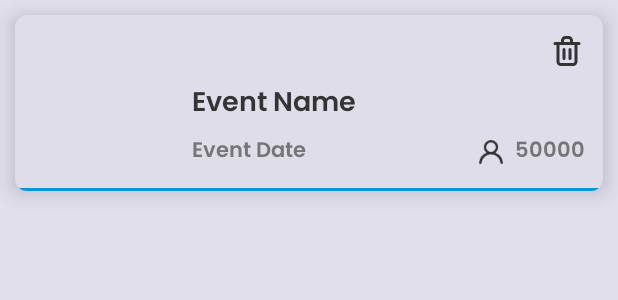
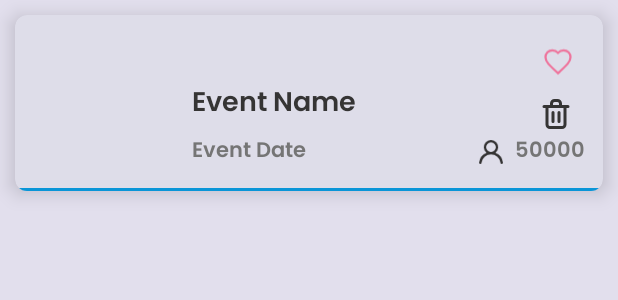
Before and after one commit to rotemIsFriend/Guestify, an Android app: the layout dashboard_item.xml on its own in the app's theme, with its tools: preview values and no code run, on a phone screen of 412 x 824 dp. Shown: the top 300 px of the screen. Run offline under Robolectric (Android 15) with nearby library versions, the phone set to English and light mode, and no system bars.

Commit message:
New Fragment- Favorite events fragment

```diff
--- a/app/build.gradle.kts
+++ b/app/build.gradle.kts
@@ -45,7 +45,7 @@ dependencies {
     implementation(libs.konfetti)
 // Lottie for advanced loading animations
     implementation(libs.lottie)
-
+    implementation("androidx.constraintlayout:constraintlayout:2.1.4")
     implementation(libs.androidx.core.ktx)
     implementation(libs.androidx.appcompat)
     implementation(libs.material)
--- a/app/src/main/java/com/example/guestify/data/model/Event.kt
+++ b/app/src/main/java/com/example/guestify/data/model/Event.kt
@@ -31,6 +31,8 @@ data class Event(
     var invitationText: String = "",
     @ColumnInfo(name = "number_of_guests")
     var numOfGuests: Int = 0,
+    @ColumnInfo(name = "is_favorite")
+    var isFavorite: Boolean = false
 
 ) {
     @PrimaryKey(autoGenerate = true)
--- /dev/null
+++ b/app/src/main/res/drawable/ic_heart_outline.xml
@@ -0,0 +1,10 @@
+<vector xmlns:android="http://schemas.android.com/apk/res/android"
+    android:width="24dp"
+    android:height="24dp"
+    android:viewportWidth="24"
+    android:viewportHeight="24">
+    <path
+        android:strokeColor="@color/pink"
+        android:strokeWidth="1.8"
+        android:pathData="M12,21.35l-1.45,-1.32C5.4,15.36 2,12.28 2,8.5 2,5.42 4.42,3 7.5,3c1.74,0 3.41,0.81 4.5,2.09C13.09,3.81 14.76,3 16.5,3c3.08,0 5.5,2.42 5.5,5.5 0,3.78 -3.4,6.86 -8.55,11.54L12,21.35z"/>
+</vector>
--- a/app/src/main/res/layout/dashboard_item.xml
+++ b/app/src/main/res/layout/dashboard_item.xml
@@ -2,6 +2,7 @@
 <androidx.cardview.widget.CardView
     xmlns:android="http://schemas.android.com/apk/res/android"
     xmlns:app="http://schemas.android.com/apk/res-auto"
+    xmlns:tools="http://schemas.android.com/tools"
     android:layout_width="match_parent"
     android:layout_height="wrap_content"
     android:layout_margin="10dp"
@@ -9,21 +10,17 @@
     app:cardCornerRadius="8dp"
     app:cardElevation="8dp">
 
-    <!-- Parent layout containing content & bottom line -->
     <LinearLayout
         android:layout_width="match_parent"
         android:layout_height="wrap_content"
-        android:orientation="vertical"
-        >
+        android:orientation="vertical">
 
-        <!-- Main content with padding -->
         <androidx.constraintlayout.widget.ConstraintLayout
             android:layout_width="match_parent"
             android:layout_height="wrap_content"
-            android:padding="8dp"
-            android:layout_margin="4dp">
+            android:layout_margin="4dp"
+            android:padding="8dp">
 
-            <!-- Event Image -->
             <com.google.android.material.imageview.ShapeableImageView
                 android:id="@+id/eventImage"
                 android:layout_width="90dp"
@@ -31,23 +28,38 @@
                 android:layout_marginEnd="10dp"
                 android:contentDescription="@string/event_image"
                 android:scaleType="centerCrop"
-                app:shapeAppearanceOverlay="@style/RoundedCorners"
+                app:layout_constraintBottom_toBottomOf="parent"
                 app:layout_constraintStart_toStartOf="parent"
                 app:layout_constraintTop_toTopOf="parent"
-                app:layout_constraintBottom_toBottomOf="parent" />
+                app:shapeAppearanceOverlay="@style/RoundedCorners" />
 
-            <!-- Delete Button -->
+            <ImageButton
+                android:id="@+id/btn_favorite"
+                android:layout_width="36dp"
+                android:layout_height="38dp"
+                android:background="?attr/selectableItemBackgroundBorderless"
+                android:contentDescription="@string/favorite_button"
+                android:padding="8dp"
+                android:scaleType="fitCenter"
+                android:src="@drawable/ic_heart_outline"
+                app:layout_constraintEnd_toEndOf="parent"
+                app:layout_constraintTop_toTopOf="parent"
+                tools:ignore="TouchTargetSizeCheck" />
+
             <ImageButton
                 android:id="@+id/deleteButton"
-                android:layout_width="wrap_content"
-                android:layout_height="wrap_content"
+                android:layout_width="23dp"
+                android:layout_height="24dp"
+                android:layout_marginTop="4dp"
                 android:background="?attr/selectableItemBackgroundBorderless"
                 android:contentDescription="@string/delete_event"
+                app:layout_constraintEnd_toEndOf="parent"
+                app:layout_constraintHorizontal_bias="0.384"
+                app:layout_constraintStart_toStartOf="@id/btn_favorite"
+                app:layout_constraintTop_toBottomOf="@id/btn_favorite"
                 app:srcCompat="@drawable/delete_icon"
-                app:layout_constraintTop_toTopOf="parent"
-                app:layout_constraintEnd_toEndOf="parent" />
+                tools:ignore="TouchTargetSizeCheck" />
 
-            <!-- Event Name -->
             <TextView
                 android:id="@+id/eventName"
                 android:layout_width="wrap_content"
@@ -56,14 +68,13 @@
                 android:layout_marginTop="16dp"
                 android:paddingTop="16dp"
                 android:text="@string/event_name"
+                android:textFontWeight="600"
                 android:textSize="18sp"
-                android:textFontWeight="600"
+                app:layout_constraintEnd_toStartOf="@+id/btn_favorite"
+                app:layout_constraintHorizontal_bias="0"
                 app:layout_constraintStart_toEndOf="@+id/eventImage"
-                app:layout_constraintTop_toTopOf="parent"
-                app:layout_constraintEnd_toStartOf="@+id/deleteButton"
-                app:layout_constraintHorizontal_bias="0" />
+                app:layout_constraintTop_toTopOf="parent" />
 
-            <!-- Event Date -->
             <TextView
                 android:id="@+id/eventDate"
                 android:layout_width="0dp"
@@ -73,11 +84,10 @@
                 android:textColor="@color/text_secondary"
                 android:textFontWeight="600"
                 android:textSize="14sp"
+                app:layout_constraintEnd_toEndOf="@+id/eventName"
                 app:layout_constraintStart_toStartOf="@+id/eventName"
-                app:layout_constraintTop_toBottomOf="@+id/eventName"
-                app:layout_constraintEnd_toEndOf="@+id/eventName" />
+                app:layout_constraintTop_toBottomOf="@+id/eventName" />
 
-            <!-- Contacts Layout (icon + text) -->
             <LinearLayout
                 android:id="@+id/contactsLayout"
                 android:layout_width="wrap_content"
@@ -89,9 +99,9 @@
                 <ImageView
                     android:layout_width="wrap_content"
                     android:layout_height="wrap_content"
+                    android:background="@drawable/contact_icon"
                     android:scaleX="0.8"
-                    android:scaleY="0.8"
-                    android:background="@drawable/contact_icon" />
+                    android:scaleY="0.8" />
 
                 <TextView
                     android:id="@+id/guest_count"
@@ -105,7 +115,6 @@
 
         </androidx.constraintlayout.widget.ConstraintLayout>
 
-        <!-- Thin line at the bottom, outside the padding -->
         <View
             android:layout_width="match_parent"
             android:layout_height="2dp"
--- a/app/src/main/res/values/colors.xml
+++ b/app/src/main/res/values/colors.xml
@@ -24,6 +24,7 @@
     <color name="gray">#FF808080</color>
     <color name="purple_500">#6200EE</color>
     <color name="red_500">#F44336</color>
+    <color name="pink">#EFEF6E98</color>
 
     <!-- Template colors -->
     <color name="template_dark">#141418</color>
--- a/app/src/main/res/values/strings.xml
+++ b/app/src/main/res/values/strings.xml
@@ -52,7 +52,7 @@
     <string name="invitation_text">Invitation Text:</string>
     <string name="this_is_the_main_text_of_your_invitation">This is the main text of your invitation.</string>
     <string name="pick_a_template">Pick A Template</string>
-    <string name="jessica_amp_michael"><![CDATA[Jessica & Michael]]></string>
+    <string name="jessica_amp_michael" translatable="false"><![CDATA[Jessica & Michael]]></string>
     <string name="the_wedding">The Wedding</string>
     <string name="we_are_excited_to_invite_you_to_celebrate_with_us_on_our_happiest_day">We are excited to invite you to celebrate with us on our happiest day.</string>
     <string name="august_15_2024" translatable="false">August 15, 2024</string>
@@ -63,7 +63,7 @@
     <string name="ceremony">Ceremony</string>
     <string name="we_look_forward_to_celebrating_with_you">We look forward to celebrating with you!</string>
     <string name="bride_s_parents">Bride\'s Parents</string>
-    <string name="mary_amp_john_johnson"><![CDATA[Mary & John Johnson]]></string>
+    <string name="mary_amp_john_johnson" translatable="false"><![CDATA[Mary & John Johnson]]></string>
     <string name="groom_s_parents">Groom\'s Parents</string>
     <string name="hila_amp_noam"><![CDATA[HILA & NOAM]]></string>
     <string name="neta_amp_barak"><![CDATA[Neta & Barak]]></string>
@@ -130,5 +130,7 @@
     <string name="love_phrase">Many waters cannot quench love…</string>
     <string name="love_phrase_2">“Together is a wonderful place to be.”</string>
     <string name="generating_templates">Generating Templates...</string>
+    <string name="favorite_button">Favorite button</string>
+    <string name="favorite_events">Favorite Events</string>
 
 </resources>
```
Also changed, not shown: app/src/main/java/com/example/guestify/data/local_db/EventDao.kt (+8 -2 lines), app/src/main/java/com/example/guestify/data/repository/EventRepository.kt (+11 -0 lines), app/src/main/java/com/example/guestify/ui/Adapters/DashboardAdapter.kt (+23 -1 lines), app/src/main/java/com/example/guestify/ui/Fragments/DashboardFragment.kt (+7 -3 lines), app/src/main/java/com/example/guestify/ui/Fragments/FavoritesFragment.kt (added, +74 -0 lines), app/src/main/java/com/example/guestify/ui/viewModels/EventsViewModel.kt (+10 -0 lines), app/src/main/res/drawable/ic_heart_filled.xml (added, +9 -0 lines), app/src/main/res/layout/dashboard.xml (+11 -0 lines), app/src/main/res/layout/fragment_favorites.xml (added, +25 -0 lines), app/src/main/res/navigation/new_event_nav.xml (+20 -0 lines), 1 other file.
